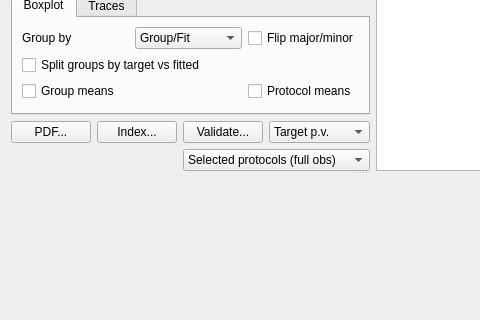
The window that src/gui/fiterrorplotter.ui (CompEphys-team/rtdo) describes before a commit, drawn with Qt 5; both pictures show x 0 to 480 and y 96 to 416 of the 721 by 527 pixel window.
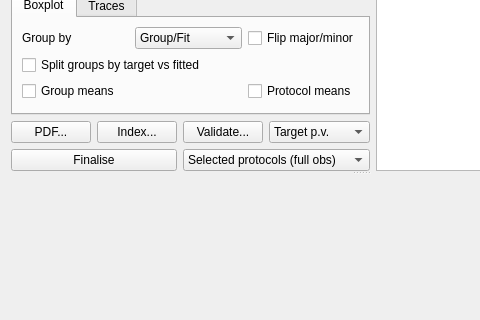
The same window after the commit. Custom widgets are drawn as their Qt base class.

Commit message: Added Finalise func to do what GAFitter::finalise should have done

```diff
--- a/src/gui/fiterrorplotter.ui
+++ b/src/gui/fiterrorplotter.ui
@@ -274,6 +274,13 @@
          </item>
         </widget>
        </item>
+       <item row="5" column="0" colspan="2">
+        <widget class="QPushButton" name="finalise">
+         <property name="text">
+          <string>Finalise</string>
+         </property>
+        </widget>
+       </item>
       </layout>
      </widget>
      <widget class="QCustomPlot" name="plot" native="true">
```
The commit also changes 2 other files.
